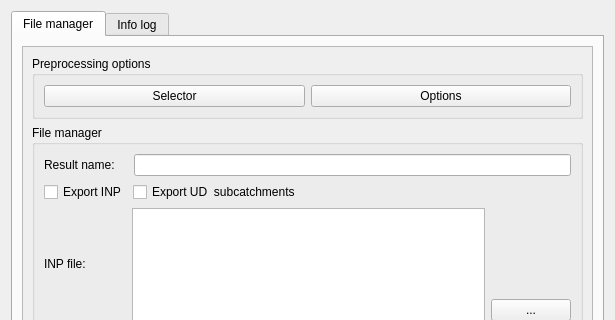
ibergis/ibergis_qgis_plugin, file core/ui/toolbars/main/go2epa.ui: the form before one commit; both pictures show x 0 to 615 and y 0 to 320 of the 615 by 584 pixel window.
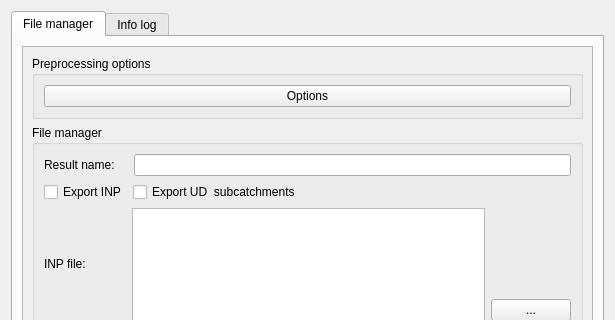
The form after the commit.

Commit message: Small changes to go2iber dialog

```diff
--- a/core/ui/toolbars/main/go2epa.ui
+++ b/core/ui/toolbars/main/go2epa.ui
@@ -94,8 +94,8 @@
            <rect>
             <x>0</x>
             <y>0</y>
-            <width>563</width>
-            <height>472</height>
+            <width>571</width>
+            <height>485</height>
            </rect>
           </property>
           <layout class="QGridLayout" name="gridLayout_5">
@@ -119,19 +119,6 @@
                 <string>Preprocessing options</string>
                </property>
                <layout class="QHBoxLayout" name="horizontalLayout">
-                <item>
-                 <widget class="QPushButton" name="btn_hs_ds">
-                  <property name="sizePolicy">
-                   <sizepolicy hsizetype="Minimum" vsizetype="Fixed">
-                    <horstretch>0</horstretch>
-                    <verstretch>0</verstretch>
-                   </sizepolicy>
-                  </property>
-                  <property name="text">
-                   <string>Selector</string>
-                  </property>
-                 </widget>
-                </item>
                 <item>
                  <widget class="QPushButton" name="btn_options">
                   <property name="sizePolicy">
```
Left out of the diff: 4 changed lines with no effect on the pictures. The commit also changes 1 other file.
